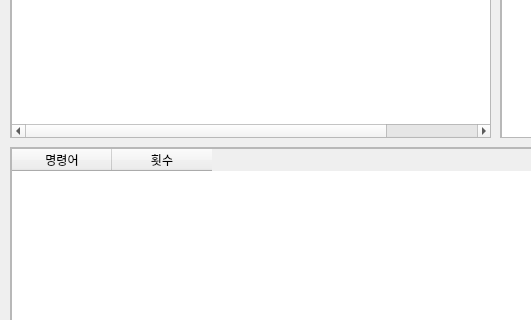
The window that UCodeInterpreter/UCodeInterpreter.ui (joohyeson/UCodeInterpreter) describes before a commit, drawn with Qt 5; both pictures show x 0 to 531 and y 290 to 610 of the 1103 by 796 pixel window.
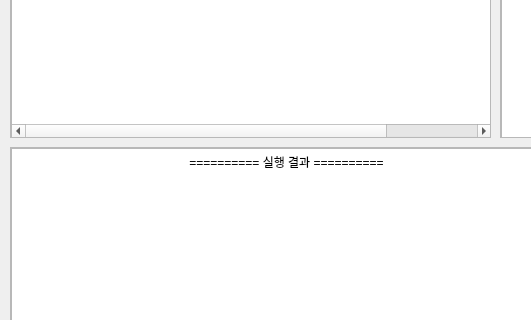
The same window after the commit.

Diff of the .ui file:
```diff
--- a/UCodeInterpreter/UCodeInterpreter.ui
+++ b/UCodeInterpreter/UCodeInterpreter.ui
@@ -61,7 +61,7 @@
        </property>
       </column>
      </widget>
-     <widget class="QTableWidget" name="tableWidget_3">
+     <widget class="QTextEdit" name="textEdit">
       <property name="geometry">
        <rect>
         <x>0</x>
@@ -70,16 +70,13 @@
         <height>311</height>
        </rect>
       </property>
-      <column>
-       <property name="text">
-        <string>명령어</string>
-       </property>
-      </column>
-      <column>
-       <property name="text">
-        <string>횟수</string>
-       </property>
-      </column>
+      <property name="html">
+       <string>&lt;!DOCTYPE HTML PUBLIC &quot;-//W3C//DTD HTML 4.0//EN&quot; &quot;http://www.w3.org/TR/REC-html40/strict.dtd&quot;&gt;
+&lt;html&gt;&lt;head&gt;&lt;meta name=&quot;qrichtext&quot; content=&quot;1&quot; /&gt;&lt;style type=&quot;text/css&quot;&gt;
+p, li { white-space: pre-wrap; }
+&lt;/style&gt;&lt;/head&gt;&lt;body style=&quot; font-family:'Gulim'; font-size:9pt; font-weight:400; font-style:normal;&quot;&gt;
+&lt;p align=&quot;center&quot; style=&quot; margin-top:0px; margin-bottom:0px; margin-left:0px; margin-right:0px; -qt-block-indent:0; text-indent:0px;&quot;&gt;========== 실행 결과 ==========&lt;/p&gt;&lt;/body&gt;&lt;/html&gt;</string>
+      </property>
      </widget>
     </widget>
    </widget>
```
